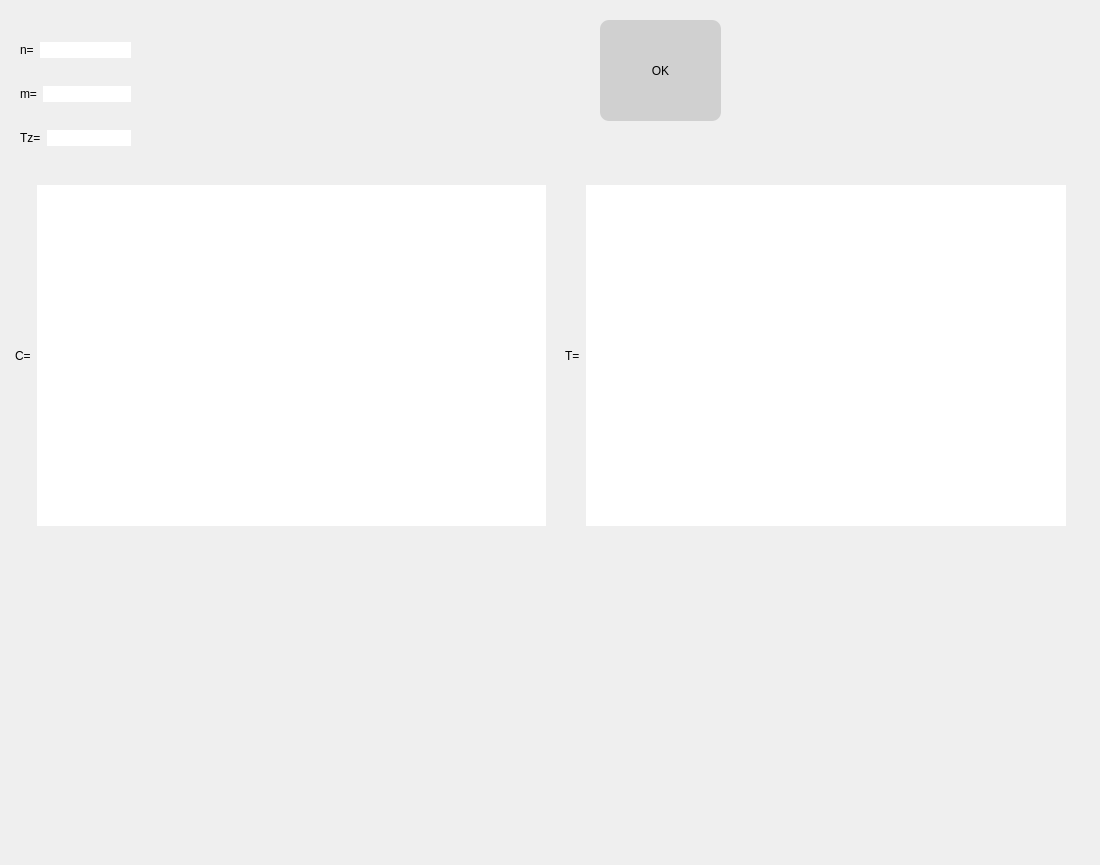
Above: FormApp.ui from MedvedevIgS/UvBS before the change. Below: the same form after it.
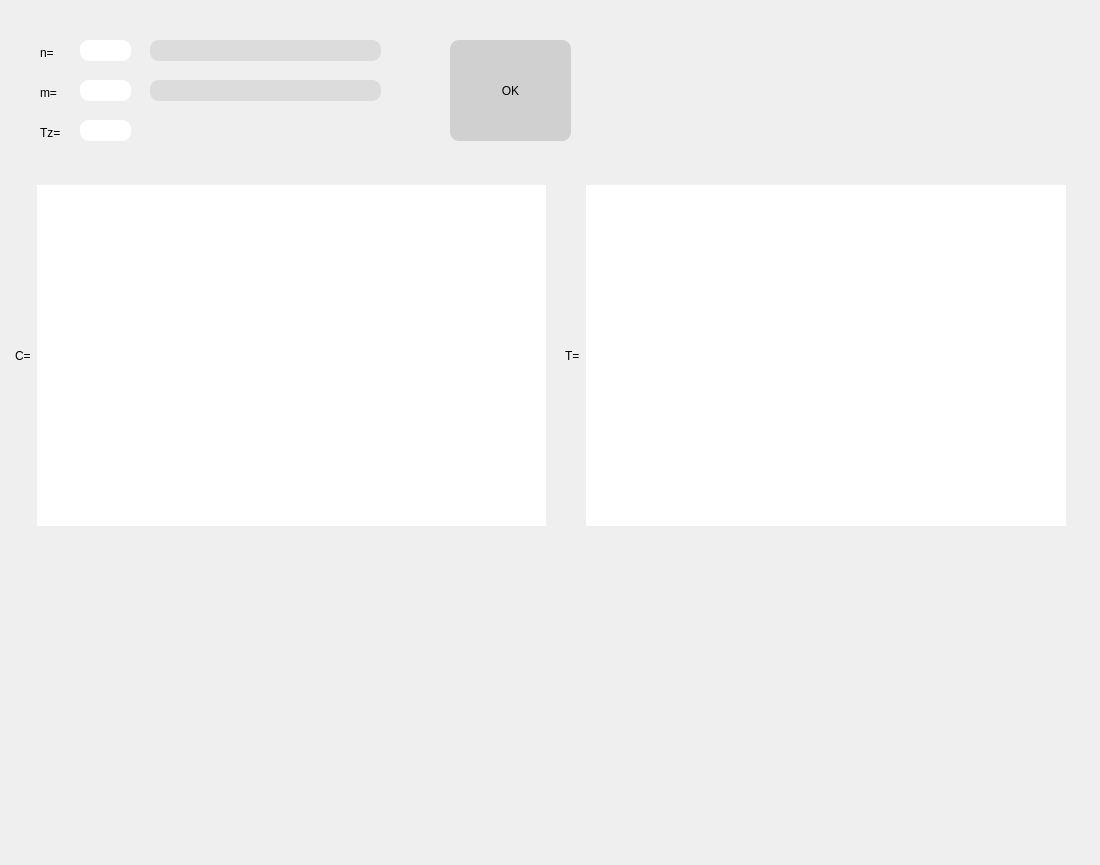
That is the form after the change.

Commit message: Добавлена проверка: если стоки nline или mline, то выводится соответствующая пометка

```diff
--- a/FormApp.ui
+++ b/FormApp.ui
@@ -94,8 +94,8 @@
    <widget class="QPushButton" name="ButOk">
     <property name="geometry">
      <rect>
-      <x>600</x>
-      <y>20</y>
+      <x>450</x>
+      <y>40</y>
       <width>121</width>
       <height>101</height>
      </rect>
@@ -108,44 +108,44 @@
      <string>OK</string>
     </property>
    </widget>
-   <widget class="QWidget" name="layoutWidget">
+   <widget class="QLineEdit" name="errorN">
     <property name="geometry">
      <rect>
-      <x>10</x>
-      <y>20</y>
-      <width>131</width>
-      <height>151</height>
+      <x>150</x>
+      <y>40</y>
+      <width>231</width>
+      <height>21</height>
      </rect>
     </property>
-    <layout class="QVBoxLayout" name="verticalLayout">
-     <property name="leftMargin">
-      <number>5</number>
-     </property>
-     <property name="topMargin">
-      <number>5</number>
-     </property>
-     <property name="rightMargin">
-      <number>5</number>
-     </property>
-     <property name="bottomMargin">
-      <number>5</number>
-     </property>
-     <item>
-      <layout class="QHBoxLayout" name="horizontalLayout_2">
-       <property name="leftMargin">
-        <number>5</number>
-       </property>
-       <property name="topMargin">
-        <number>5</number>
-       </property>
-       <property name="rightMargin">
-        <number>5</number>
-       </property>
-       <property name="bottomMargin">
-        <number>5</number>
-       </property>
-       <item>
+    <property name="styleSheet">
+     <string notr="true">background-color: rgb(220, 220, 220);</string>
+    </property>
+   </widget>
+   <widget class="QLineEdit" name="nLine">
+    <property name="geometry">
+     <rect>
+      <x>80</x>
+      <y>40</y>
+      <width>51</width>
+      <height>21</height>
+     </rect>
+    </property>
+    <property name="sizePolicy">
+     <sizepolicy hsizetype="Fixed" vsizetype="Fixed">
+      <horstretch>0</horstretch>
+      <verstretch>0</verstretch>
+     </sizepolicy>
+    </property>
+   </widget>
         <widget class="QLabel" name="label">
+    <property name="geometry">
+     <rect>
+      <x>40</x>
+      <y>40</y>
+      <width>27</width>
+      <height>25</height>
+     </rect>
+    </property>
          <property name="styleSheet">
           <string notr="true">font: 16pt &quot;MS Shell Dlg 2&quot;;</string>
          </property>
@@ -153,28 +153,15 @@
           <string>n=</string>
          </property>
         </widget>
-       </item>
-       <item>
-        <widget class="QLineEdit" name="nLine"/>
-       </item>
-      </layout>
-     </item>
-     <item>
-      <layout class="QHBoxLayout" name="horizontalLayout_4">
-       <property name="leftMargin">
-        <number>5</number>
-       </property>
-       <property name="topMargin">
-        <number>5</number>
-       </property>
-       <property name="rightMargin">
-        <number>5</number>
-       </property>
-       <property name="bottomMargin">
-        <number>5</number>
-       </property>
-       <item>
         <widget class="QLabel" name="label_2">
+    <property name="geometry">
+     <rect>
+      <x>40</x>
+      <y>80</y>
+      <width>33</width>
+      <height>25</height>
+     </rect>
+    </property>
          <property name="styleSheet">
           <string notr="true">font: 16pt &quot;MS Shell Dlg 2&quot;;</string>
          </property>
@@ -182,28 +169,31 @@
           <string>m=</string>
          </property>
         </widget>
-       </item>
-       <item>
-        <widget class="QLineEdit" name="mLine"/>
-       </item>
-      </layout>
-     </item>
-     <item>
-      <layout class="QHBoxLayout" name="horizontalLayout_5">
-       <property name="leftMargin">
-        <number>5</number>
-       </property>
-       <property name="topMargin">
-        <number>5</number>
-       </property>
-       <property name="rightMargin">
-        <number>5</number>
-       </property>
-       <property name="bottomMargin">
-        <number>5</number>
-       </property>
-       <item>
+   <widget class="QLineEdit" name="mLine">
+    <property name="geometry">
+     <rect>
+      <x>80</x>
+      <y>80</y>
+      <width>51</width>
+      <height>21</height>
+     </rect>
+    </property>
+    <property name="sizePolicy">
+     <sizepolicy hsizetype="Fixed" vsizetype="Fixed">
+      <horstretch>0</horstretch>
+      <verstretch>0</verstretch>
+     </sizepolicy>
+    </property>
+   </widget>
         <widget class="QLabel" name="label_3">
+    <property name="geometry">
+     <rect>
+      <x>40</x>
+      <y>120</y>
+      <width>36</width>
+      <height>25</height>
+     </rect>
+    </property>
          <property name="styleSheet">
           <string notr="true">font: 16pt &quot;MS Shell Dlg 2&quot;;</string>
          </property>
@@ -211,13 +201,34 @@
           <string>Tz=</string>
          </property>
         </widget>
-       </item>
-       <item>
-        <widget class="QLineEdit" name="TzLine"/>
-       </item>
-      </layout>
-     </item>
-    </layout>
+   <widget class="QLineEdit" name="errorM">
+    <property name="geometry">
+     <rect>
+      <x>150</x>
+      <y>80</y>
+      <width>231</width>
+      <height>21</height>
+     </rect>
+    </property>
+    <property name="styleSheet">
+     <string notr="true">background-color: rgb(220, 220, 220);</string>
+    </property>
+   </widget>
+   <widget class="QLineEdit" name="TzLine">
+    <property name="geometry">
+     <rect>
+      <x>80</x>
+      <y>120</y>
+      <width>51</width>
+      <height>21</height>
+     </rect>
+    </property>
+    <property name="sizePolicy">
+     <sizepolicy hsizetype="Fixed" vsizetype="Fixed">
+      <horstretch>0</horstretch>
+      <verstretch>0</verstretch>
+     </sizepolicy>
+    </property>
    </widget>
   </widget>
  </widget>
```
Lines whose indentation alone changed are shown as unchanged. The commit also changes 1 other file.
